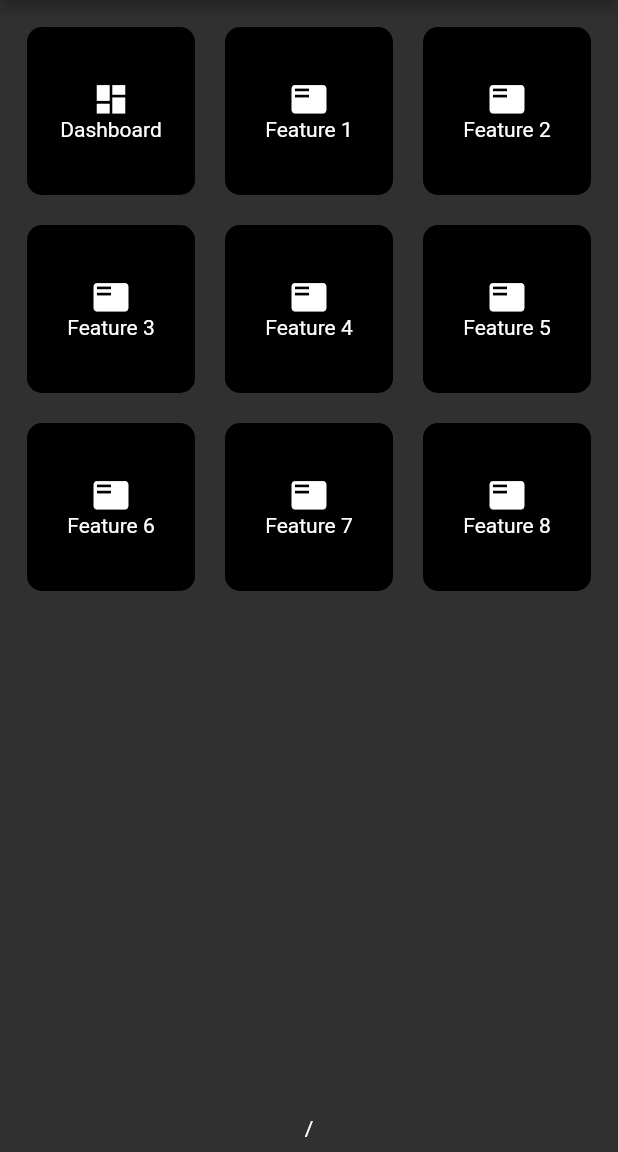
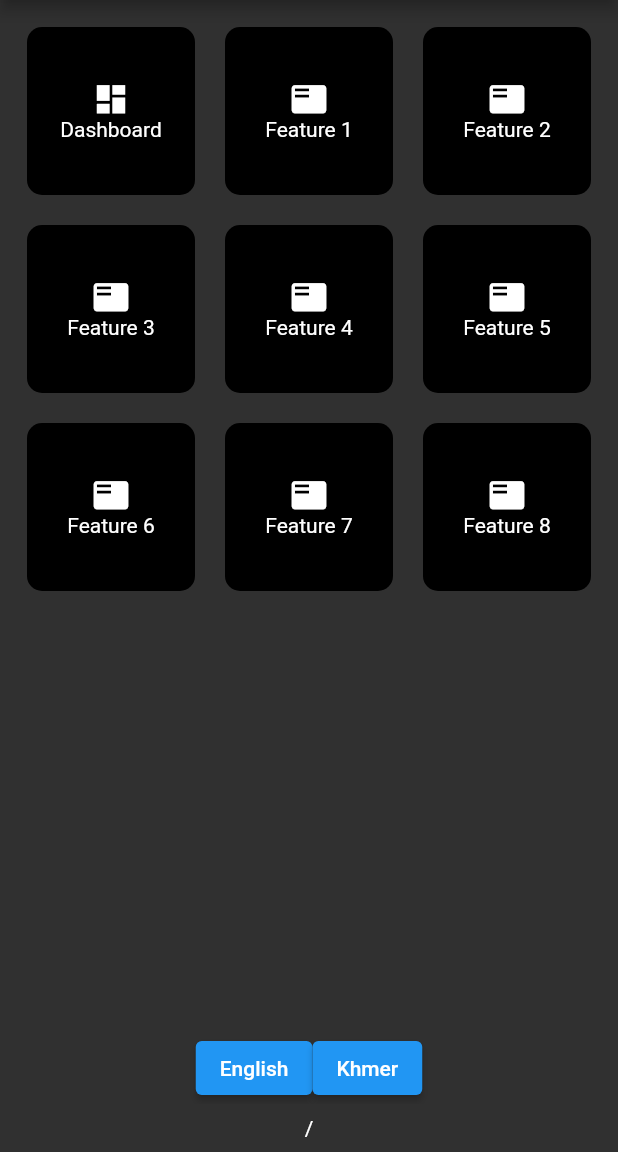
Before and after one commit to chhinsras/MiniStarter, a Flutter app: the screen it shows after launch, on a phone screen of 412 x 824 dp, the part 84-1236 px from its top. Run offline on Flutter 3.47's test engine with Material 2 defaults, Android fonts, the phone set to English and light mode, and no system bars; our stand-ins replace bot_toast, dio, flutter_dotenv, flutter_riverpod, go_router, google_fonts and 1 more.

```diff
--- a/hybrid/lib/helpers/toastr.dart
+++ b/hybrid/lib/helpers/toastr.dart
@@ -5,7 +5,7 @@ class Toastr {
   static showSuccess({required String text}) {
     BotToast.showText(
       text: '✅ ' + text,
-      contentColor: Colors.green,
+      contentColor: Colors.teal,
       contentPadding: const EdgeInsets.all(12.0),
       align: const Alignment(0.9, 0.9),
     );
--- a/hybrid/lib/main.dart
+++ b/hybrid/lib/main.dart
@@ -48,6 +48,7 @@ class MyApp extends ConsumerWidget {
         builder: BotToastInit(),
         routerDelegate: appRouter.routerDelegate,
         routeInformationParser: appRouter.routeInformationParser,
+        backButtonDispatcher: RootBackButtonDispatcher(),
       ),
     );
   }
--- a/hybrid/lib/router/routes.dart
+++ b/hybrid/lib/router/routes.dart
@@ -1,3 +1,4 @@
+import 'package:bot_toast/bot_toast.dart';
 import 'package:flutter/material.dart';
 import 'package:flutter_riverpod/flutter_riverpod.dart';
 import 'package:go_router/go_router.dart';
@@ -7,6 +8,7 @@ import '../views/views.dart';
 
 final appRouter = GoRouter(
   initialLocation: '/',
+  observers: [BotToastNavigatorObserver()],
   routes: [
     GoRoute(
         path: '/',
@@ -20,6 +22,10 @@ final appRouter = GoRouter(
             builder: (context, state) => DashboardPage(),
           ),
           GoRoute(
+              path: 'admin',
+              builder: (context, state) => const AdminPage(),
+              routes: [
+                GoRoute(
                   path: 'gazetteer',
                   builder: (context, state) => const GazetteerPage(),
                 ),
@@ -32,13 +38,10 @@ final appRouter = GoRouter(
                   builder: (context, state) => const RolePage(),
                 ),
                 GoRoute(
-            path: 'admin',
-            builder: (context, state) => const AdminPage(),
-          ),
-          GoRoute(
                   path: 'audit',
                   builder: (context, state) => const AuditPage(),
                 ),
+              ]),
         ]),
   ],
   navigatorBuilder: (context, state, child) => Material(
--- a/hybrid/lib/views/home/home_page.dart
+++ b/hybrid/lib/views/home/home_page.dart
@@ -11,6 +11,7 @@ import 'package:hybrid/views/dashboard/dashboard_page.dart';
 import 'package:hybrid/views/views.dart';
 import '../../components/components.dart';
 import '../../config/config.dart';
+import '../../helpers/helpers.dart';
 import '../../models/models.dart';
 import 'menu_list.dart';
 
@@ -72,13 +73,42 @@ class _HomePageState extends ConsumerState<HomePage>
         // ),
       ),
       drawer: appDrawer(context),
-        body: GridView.count(
+      body: Column(
+        children: [
+          Expanded(
+            child: GridView.count(
               padding: const EdgeInsets.all(8),
               crossAxisCount: 3,
               children: [
                 for (AppMenuItem item in moduleMenuList) moduleMenuItem(item),
               ],
+            ),
+          ),
+          Row(
+            mainAxisAlignment: MainAxisAlignment.center,
+            children: <Widget>[
+              ElevatedButton(
+                onPressed: () {
+                  appState.changeLanguage(const Locale("en"));
+                  Toastr.showSuccess(
+                      text:
+                          context.localization.translate('switch_language_en'));
+                },
+                child: const Text('English'),
+              ),
+              ElevatedButton(
+                onPressed: () {
+                  appState.changeLanguage(const Locale("km"));
+                  Toastr.showSuccess(
+                      text:
+                          context.localization.translate('switch_language_km'));
+                },
+                child: const Text('Khmer'),
               )
+            ],
+          ),
+        ],
+      ),
       // SafeArea(
       //     child: Column(
       //   crossAxisAlignment: CrossAxisAlignment.start,
@@ -178,7 +208,7 @@ class _HomePageState extends ConsumerState<HomePage>
                 ),
               ),
           ]),
-          buildDarkModeRow()
+          buildDarkModeRow(),
         ],
       ),
     );
--- a/hybrid/lib/views/home/menu_list.dart
+++ b/hybrid/lib/views/home/menu_list.dart
@@ -10,10 +10,11 @@ class AppMenuItem {
 
 List<AppMenuItem> drawerMenuList = [
   AppMenuItem(text: 'Dashboard', icon: Icons.dashboard, route: '/dashboard'),
-  AppMenuItem(text: 'Gazetteer', icon: Icons.table_bar, route: '/gazetteer'),
-  AppMenuItem(text: 'Users', icon: Icons.people, route: '/user'),
+  AppMenuItem(
+      text: 'Gazetteer', icon: Icons.table_bar, route: '/admin/gazetteer'),
+  AppMenuItem(text: 'Users', icon: Icons.people, route: '/admin/user'),
   AppMenuItem(text: 'Admin', icon: Icons.admin_panel_settings, route: '/admin'),
-  AppMenuItem(text: 'Changelogs', icon: Icons.code, route: '/audit'),
+  AppMenuItem(text: 'Changelogs', icon: Icons.code, route: '/admin/audit'),
 ];
 
 List<AppMenuItem> moduleMenuList = [
```
Also changed, not shown: hybrid/assets/i18n/en.json (+8 -1 lines), hybrid/lib/views/admin/admin_page.dart (+21 -9 lines), hybrid/lib/views/audit/audit_page.dart (+8 -2 lines), hybrid/lib/views/dashboard/dashboard_page.dart (+7 -2 lines), hybrid/lib/views/gazetteer/gazetteer_page.dart (+8 -2 lines), hybrid/lib/views/role/role_page.dart (+8 -2 lines), hybrid/lib/views/user/user_page.dart (+8 -2 lines). Lines whose indentation alone changed are shown as unchanged.
